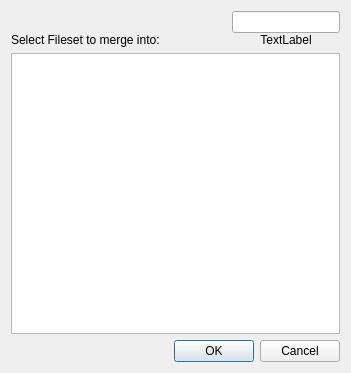
Qt form FWAdminLib/WinMagicFiles/FilesetMergeDlg.ui (fw-dev/translations) before a commit.
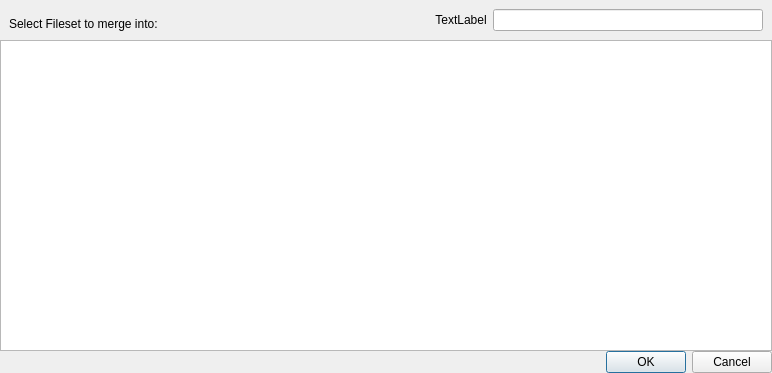
The same form after that commit. Custom widgets are drawn as their Qt base class.

Diff of the .ui file:
```diff
--- a/FWAdminLib/WinMagicFiles/FilesetMergeDlg.ui
+++ b/FWAdminLib/WinMagicFiles/FilesetMergeDlg.ui
@@ -6,15 +6,22 @@
    <rect>
     <x>0</x>
     <y>0</y>
-    <width>351</width>
+    <width>772</width>
     <height>373</height>
    </rect>
   </property>
   <property name="windowTitle">
    <string>Select Fileset to merge into ...</string>
   </property>
-  <layout class="QVBoxLayout" name="verticalLayout_2">
+  <layout class="QVBoxLayout" name="verticalLayout">
+   <property name="spacing">
+    <number>0</number>
+   </property>
+   <property name="margin">
+    <number>0</number>
+   </property>
    <item>
+    <widget class="ViewSearchHeader" name="header" native="true">
     <layout class="QHBoxLayout" name="horizontalLayout">
      <item>
       <widget class="QLabel" name="label">
@@ -40,14 +47,6 @@
       </spacer>
      </item>
      <item>
-      <layout class="QVBoxLayout" name="verticalLayout">
-       <property name="spacing">
-        <number>0</number>
-       </property>
-       <item>
-        <widget class="SearchLineEdit" name="searchLineEdit"/>
-       </item>
-       <item>
         <widget class="QLabel" name="itemsLabel">
          <property name="text">
           <string>TextLabel</string>
@@ -57,12 +56,14 @@
          </property>
         </widget>
        </item>
-      </layout>
-     </item>
-    </layout>
+      <item>
+       <widget class="SearchLineEdit" name="searchLineEdit"/>
+      </item>
+     </layout>
+    </widget>
    </item>
    <item>
-    <widget class="StandardTreeView" name="view">
+    <widget class="StyledTreeView" name="view">
      <property name="lineWidth">
       <number>1</number>
      </property>
@@ -75,8 +76,13 @@
      <property name="uniformRowHeights">
       <bool>true</bool>
      </property>
+     <property name="headerHidden">
+      <bool>true</bool>
+     </property>
     </widget>
    </item>
+   <item>
+    <layout class="QHBoxLayout" name="horizontalLayout_2">
    <item>
     <widget class="QDialogButtonBox" name="buttonBox">
      <property name="orientation">
@@ -88,6 +94,8 @@
     </widget>
    </item>
   </layout>
+   </item>
+  </layout>
  </widget>
  <customwidgets>
   <customwidget>
@@ -96,7 +104,13 @@
    <header>FileWaveGuiLib/searchlineedit/searchlineedit.h</header>
   </customwidget>
   <customwidget>
-   <class>StandardTreeView</class>
+   <class>ViewSearchHeader</class>
+   <extends>QWidget</extends>
+   <header>FWAdminLib/ViewSearchHeader.h</header>
+   <container>1</container>
+  </customwidget>
+  <customwidget>
+   <class>StyledTreeView</class>
    <extends>QTreeView</extends>
    <header>FileWaveGuiLib/StandardTreeView.h</header>
   </customwidget>
```
Left out of the diff: 2 changed lines with no effect on the pictures. Lines whose indentation alone changed are shown as unchanged.
